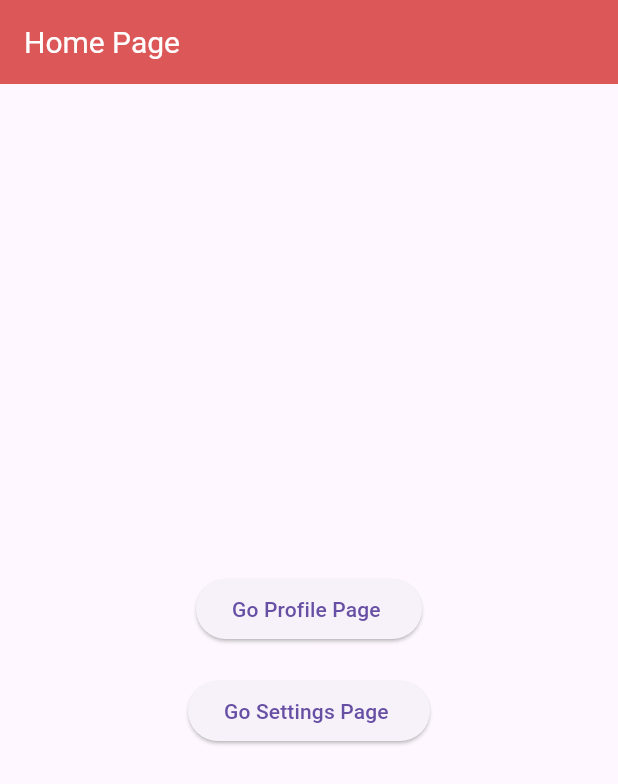
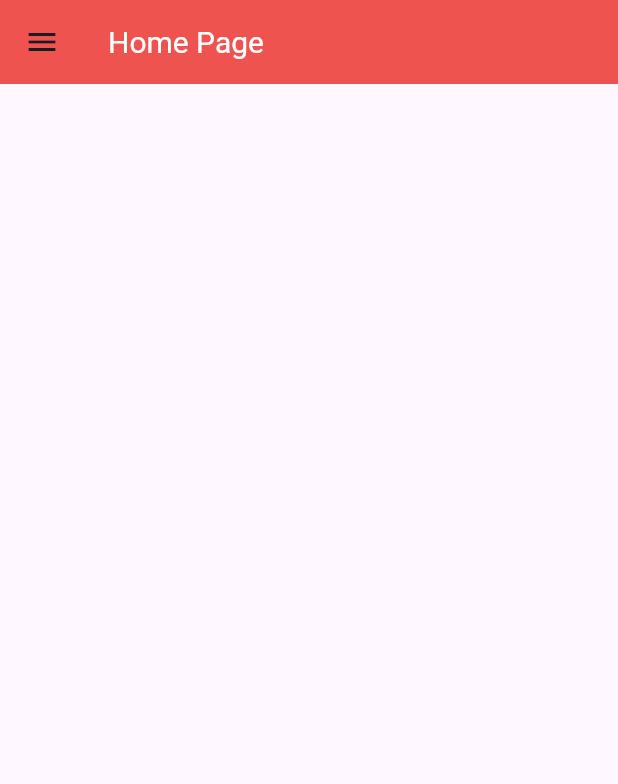
Before and after one commit to TpSoftDev/Flutter-To-do-List-App, a Flutter app: the screen it shows after launch, on a phone screen of 412 x 824 dp. Shown: the top 784 px of the screen. Run offline on Flutter 3.47's test engine with Material 3 defaults, Android fonts, the phone set to English and light mode, and no system bars.

```diff
--- a/to_do_list_app/lib/main.dart
+++ b/to_do_list_app/lib/main.dart
@@ -23,9 +23,8 @@ class MyApp extends StatelessWidget {
           false, // Removes the debug banner from top-right
       theme: ThemeData(
         // Define your global AppBar theme
-        appBarTheme: const AppBarTheme(
-          backgroundColor: Color.fromARGB(255, 220, 87, 87),
-          // You can add more AppBar properties here
+        appBarTheme: AppBarTheme(
+          backgroundColor: Colors.red[400],
           titleTextStyle: TextStyle(fontSize: 20),
         ),
         // You can add other global theme properties here
--- a/to_do_list_app/lib/pages/home.dart
+++ b/to_do_list_app/lib/pages/home.dart
@@ -1,5 +1,4 @@
 import 'package:flutter/material.dart';
-
 
 class HomePage extends StatelessWidget {
   HomePage({super.key});
@@ -8,30 +7,58 @@ class HomePage extends StatelessWidget {
   Widget build(BuildContext context) {
     return Scaffold(
         appBar: AppBar(
-        title: Text("Home Page",),
+          title: Text(
+            "Home Page",
           ),
-      body: Center(
+        ),
+        drawer: Drawer(
+          backgroundColor: Colors.red[200],
+          child: Column(
+            children: [
+              DrawerHeader(
                 child: Column(
                   mainAxisAlignment: MainAxisAlignment.center,
                   children: [
-            ElevatedButton(
-              onPressed: () {
+                    //Icon(Icons.home,size: 50,),
+                    SizedBox(width: 10),
+                    Text(" M E N U"),
+                  ],
+                ),
+              ),
+              // Home page list tile
+              ListTile(
+                leading: Icon(Icons.home),
+                title: Text("H O M E"),
+                onTap: () {
+                  Navigator.pushNamed(context, '/home');
+                },
+              ),
+
+              // Profile page list tile
+              ListTile(
+                leading: Icon(Icons.person),
+                title: Text("P R O F I L E"),
+                onTap: () {
+                  // pop the drawer first then navigate to the settings page
+                  Navigator.pop(context);
                   // Navigate to the Profile page
                   Navigator.pushNamed(context, '/profile');
                 },
-              child: Text("Go Profile Page "),
               ),
-          SizedBox(height: 20),
-          ElevatedButton(
-              onPressed: () {
-                // Navigate to the Profile page
+
+              // Settings page list tile
+              ListTile(
+                leading: Icon(Icons.settings),
+                title: Text("S E T T I N G S"),
+                onTap: () {
+                  // pop the drawer first then navigate to the settings page
+                  Navigator.pop(context);
+                  // Navigate to the Settings page
                   Navigator.pushNamed(context, '/settings');
                 },
-              child: Text("Go Settings Page "),
               ),
             ],
           ),
-      ),
-    );
+        ));
   }
 }
```
Lines whose indentation alone changed are shown as unchanged.
